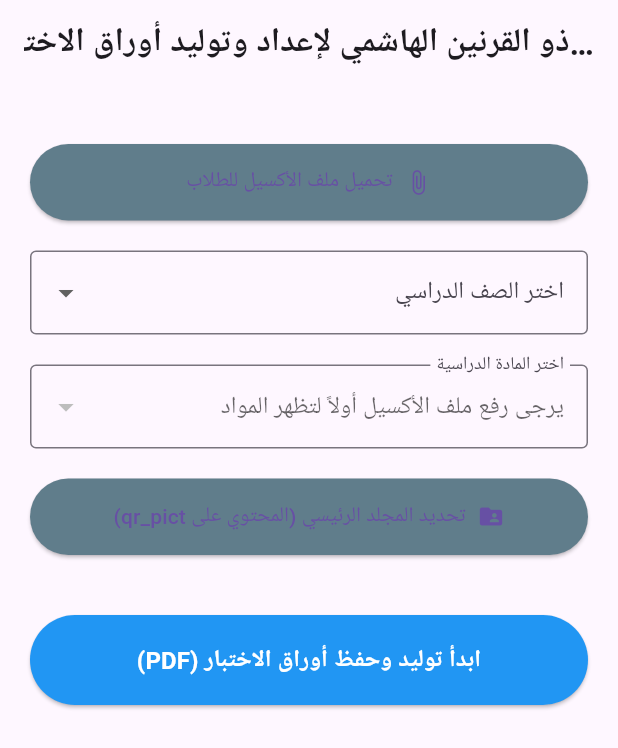
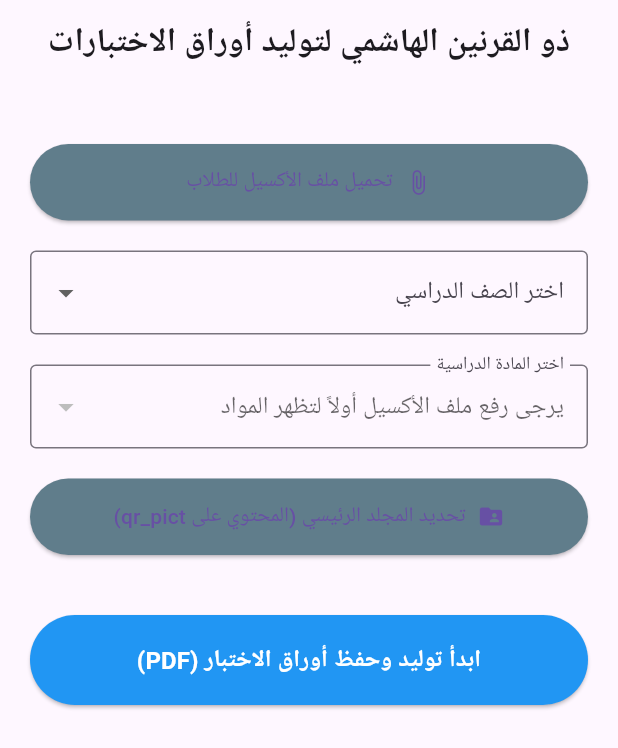
Before and after one commit to karnyn7743-tech/grades_qr_scanner, a Flutter app: the screen it shows after launch, on a phone screen of 412 x 824 dp. Shown: the top 748 px of the screen. Run offline on Flutter 3.47's test engine with Material 3 defaults, Android fonts, the phone set to English and light mode, and no system bars; our stand-ins replace file_picker, pdf, permission_handler; missing offline and left inert: excel.

```diff
--- a/lib/screens/home_screen.dart
+++ b/lib/screens/home_screen.dart
@@ -133,7 +133,7 @@ class _HomeScreenState extends State<HomeScreen> {
   Widget build(BuildContext context) {
     return Scaffold(
       appBar: AppBar(
-        title: const Text("ذو القرنين الهاشمي لإعداد وتوليد أوراق الاختبارات", style: TextStyle(fontWeight: FontWeight.bold)),
+        title: const Text("ذو القرنين الهاشمي لتوليد أوراق الاختبارات", style: TextStyle(fontWeight: FontWeight.bold)),
         centerTitle: true,
       ),
       body: Directionality(
```
